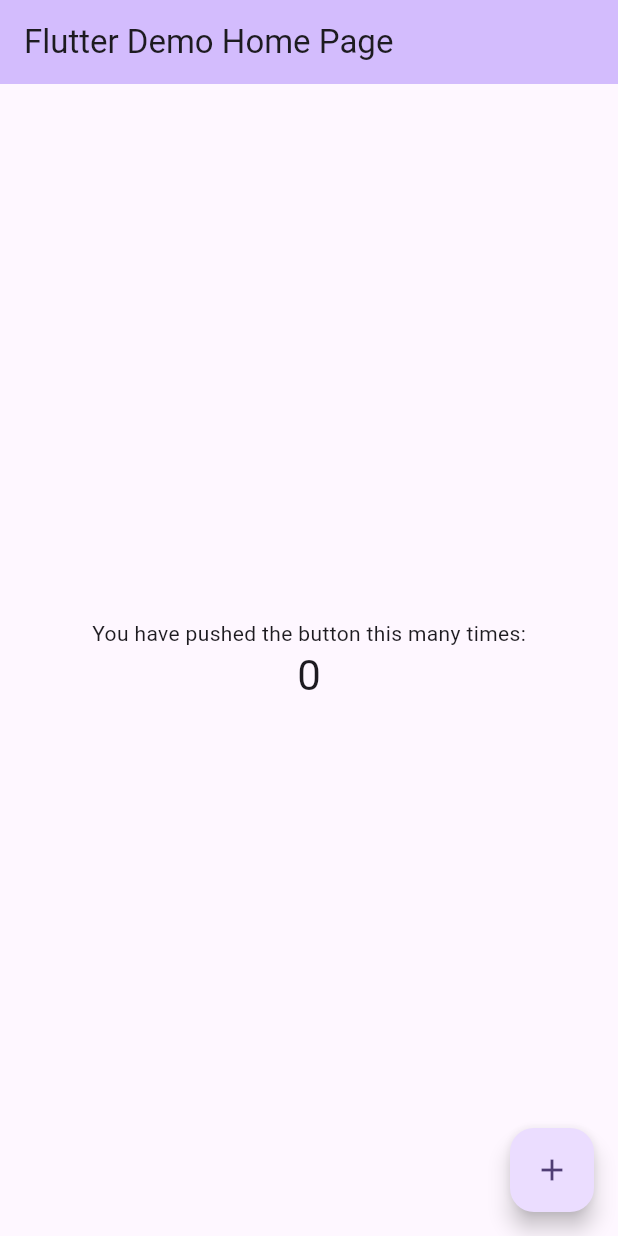
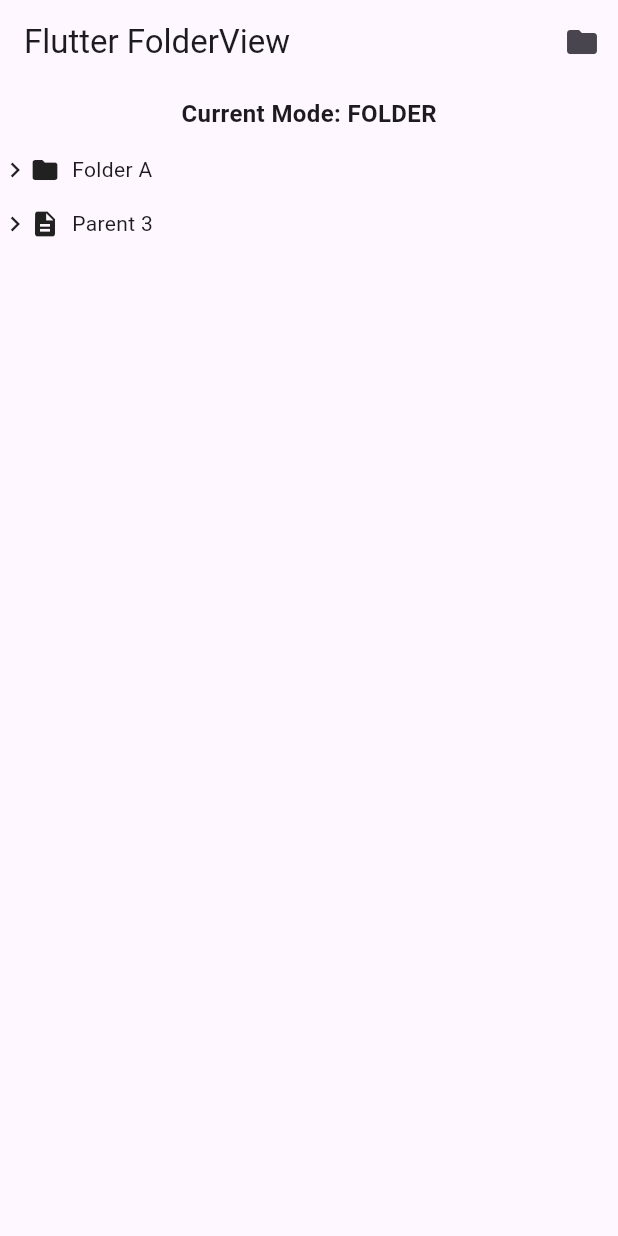
Before and after one commit to kihyun1998/flutter_folderview, a Flutter app: the screen it shows after launch, on a phone screen of 412 x 824 dp. Run offline on Flutter 3.47's test engine with Material 3 defaults, Android fonts, the phone set to English and light mode, and no system bars.

Commit message:
update: start init verison

```diff
--- a/example/lib/main.dart
+++ b/example/lib/main.dart
@@ -1,4 +1,5 @@
 import 'package:flutter/material.dart';
+import 'package:flutter_folderview/flutter_folderview.dart';
 
 void main() {
   runApp(const MyApp());
@@ -7,116 +8,166 @@ void main() {
 class MyApp extends StatelessWidget {
   const MyApp({super.key});
 
-  // This widget is the root of your application.
   @override
   Widget build(BuildContext context) {
     return MaterialApp(
-      title: 'Flutter Demo',
+      title: 'Flutter FolderView Demo',
       theme: ThemeData(
-        // This is the theme of your application.
-        //
-        // TRY THIS: Try running your application with "flutter run". You'll see
-        // the application has a purple toolbar. Then, without quitting the app,
-        // try changing the seedColor in the colorScheme below to Colors.green
-        // and then invoke "hot reload" (save your changes or press the "hot
-        // reload" button in a Flutter-supported IDE, or press "r" if you used
-        // the command line to start the app).
-        //
-        // Notice that the counter didn't reset back to zero; the application
-        // state is not lost during the reload. To reset the state, use hot
-        // restart instead.
-        //
-        // This works for code too, not just values: Most code changes can be
-        // tested with just a hot reload.
-        colorScheme: ColorScheme.fromSeed(seedColor: Colors.deepPurple),
+        primarySwatch: Colors.blue,
+        useMaterial3: true,
       ),
-      home: const MyHomePage(title: 'Flutter Demo Home Page'),
+      home: const MyHomePage(),
     );
   }
 }
 
 class MyHomePage extends StatefulWidget {
-  const MyHomePage({super.key, required this.title});
-
-  // This widget is the home page of your application. It is stateful, meaning
-  // that it has a State object (defined below) that contains fields that affect
-  // how it looks.
-
-  // This class is the configuration for the state. It holds the values (in this
-  // case the title) provided by the parent (in this case the App widget) and
-  // used by the build method of the State. Fields in a Widget subclass are
-  // always marked "final".
-
-  final String title;
+  const MyHomePage({super.key});
 
   @override
   State<MyHomePage> createState() => _MyHomePageState();
 }
 
 class _MyHomePageState extends State<MyHomePage> {
-  int _counter = 0;
+  ViewMode _currentMode = ViewMode.folder;
+  late List<Node<String>> _data;
 
-  void _incrementCounter() {
-    setState(() {
-      // This call to setState tells the Flutter framework that something has
-      // changed in this State, which causes it to rerun the build method below
-      // so that the display can reflect the updated values. If we changed
-      // _counter without calling setState(), then the build method would not be
-      // called again, and so nothing would appear to happen.
-      _counter++;
-    });
+  @override
+  void initState() {
+    super.initState();
+    _data = _generateMockData();
+  }
+
+  List<Node<String>> _generateMockData() {
+    // Structure:
+    // Folder A
+    //   - Parent 1
+    //     - Child 1.1
+    //     - Child 1.2
+    //   - Folder B
+    //     - Parent 2
+    //       - Child 2.1
+    // Parent 3 (Root level parent, visible in Tree Mode as root, and Folder Mode as root)
+    //   - Child 3.1
+
+    final child1_1 = Node<String>(id: 'c1.1', label: 'Child 1.1', type: NodeType.child);
+    final child1_2 = Node<String>(id: 'c1.2', label: 'Child 1.2', type: NodeType.child);
+
+    final parent1 = Node<String>(
+      id: 'p1',
+      label: 'Parent 1',
+      type: NodeType.parent,
+      children: [child1_1, child1_2]
+    );
+
+    final child2_1 = Node<String>(id: 'c2.1', label: 'Child 2.1', type: NodeType.child);
+    final parent2 = Node<String>(
+      id: 'p2',
+      label: 'Parent 2',
+      type: NodeType.parent,
+      children: [child2_1]
+    );
+
+    final folderB = Node<String>(
+      id: 'fB',
+      label: 'Folder B',
+      type: NodeType.folder,
+      children: [parent2]
+    );
+
+    final folderA = Node<String>(
+      id: 'fA',
+      label: 'Folder A',
+      type: NodeType.folder,
+      children: [parent1, folderB]
+    );
+
+    final child3_1 = Node<String>(id: 'c3.1', label: 'Child 3.1', type: NodeType.child);
+    final parent3 = Node<String>(
+      id: 'p3',
+      label: 'Parent 3',
+      type: NodeType.parent,
+      children: [child3_1]
+    );
+
+    // In a real scenario, you might have a flat list or a tree.
+    // Here we return the top-level nodes for Folder Mode.
+    // For Tree Mode, we might need to flatten or traverse to find all Parents if they are nested in folders.
+    // However, the requirement says:
+    // Tree Mode: Parent > Child. Parent of Parent is none.
+    // Folder Mode: Folder > ... > Parent > Child.
+
+    // If we pass this list to FolderView, the FolderView logic needs to handle the display.
+    // But wait, if 'Parent 1' is inside 'Folder A', it shouldn't be a root in Tree Mode if we just pass [Folder A, Parent 3].
+    // We need a way to get ALL parents for Tree Mode.
+
+    return [folderA, parent3];
+  }
+
+  // Helper to extract all parents for Tree Mode from the hierarchical data
+  List<Node<String>> _getAllParents(List<Node<String>> nodes) {
+    List<Node<String>> parents = [];
+    for (var node in nodes) {
+      if (node.type == NodeType.parent) {
+        parents.add(node);
+      }
+      if (node.children.isNotEmpty) {
+        parents.addAll(_getAllParents(node.children));
+      }
+    }
+    return parents;
   }
 
   @override
   Widget build(BuildContext context) {
-    // This method is rerun every time setState is called, for instance as done
-    // by the _incrementCounter method above.
-    //
-    // The Flutter framework has been optimized to make rerunning build methods
-    // fast, so that you can just rebuild anything that needs updating rather
-    // than having to individually change instances of widgets.
+    // Prepare data for the view
+    List<Node<String>> viewData;
+    if (_currentMode == ViewMode.tree) {
+      // In Tree Mode, we want all Parents to be at the root level.
+      // So we flatten the hierarchy to find all parents.
+      viewData = _getAllParents(_data);
+    } else {
+      // In Folder Mode, we use the hierarchy as is.
+      viewData = _data;
+    }
+
     return Scaffold(
       appBar: AppBar(
-        // TRY THIS: Try changing the color here to a specific color (to
-        // Colors.amber, perhaps?) and trigger a hot reload to see the AppBar
-        // change color while the other colors stay the same.
-        backgroundColor: Theme.of(context).colorScheme.inversePrimary,
-        // Here we take the value from the MyHomePage object that was created by
-        // the App.build method, and use it to set our appbar title.
-        title: Text(widget.title),
+        title: const Text('Flutter FolderView'),
+        actions: [
+          IconButton(
+            icon: Icon(_currentMode == ViewMode.folder ? Icons.folder : Icons.account_tree),
+            onPressed: () {
+              setState(() {
+                _currentMode = _currentMode == ViewMode.folder
+                    ? ViewMode.tree
+                    : ViewMode.folder;
+              });
+            },
+            tooltip: 'Switch to ${_currentMode == ViewMode.folder ? 'Tree' : 'Folder'} Mode',
+          ),
+        ],
       ),
-      body: Center(
-        // Center is a layout widget. It takes a single child and positions it
-        // in the middle of the parent.
-        child: Column(
-          // Column is also a layout widget. It takes a list of children and
-          // arranges them vertically. By default, it sizes itself to fit its
-          // children horizontally, and tries to be as tall as its parent.
-          //
-          // Column has various properties to control how it sizes itself and
-          // how it positions its children. Here we use mainAxisAlignment to
-          // center the children vertically; the main axis here is the vertical
-          // axis because Columns are vertical (the cross axis would be
-          // horizontal).
-          //
-          // TRY THIS: Invoke "debug painting" (choose the "Toggle Debug Paint"
-          // action in the IDE, or press "p" in the console), to see the
-          // wireframe for each widget.
-          mainAxisAlignment: MainAxisAlignment.center,
-          children: <Widget>[
-            const Text('You have pushed the button this many times:'),
-            Text(
-              '$_counter',
-              style: Theme.of(context).textTheme.headlineMedium,
+      body: Column(
+        children: [
+          Padding(
+            padding: const EdgeInsets.all(8.0),
+            child: Text(
+              'Current Mode: ${_currentMode.toString().split('.').last.toUpperCase()}',
+              style: const TextStyle(fontSize: 16, fontWeight: FontWeight.bold),
             ),
-          ],
-        ),
+          ),
+          Expanded(
+            child: FolderView<String>(
+              data: viewData,
+              mode: _currentMode,
+              onNodeTap: (node) {
+                print('Tapped: ${node.label} (${node.type})');
+              },
+            ),
+          ),
+        ],
       ),
-      floatingActionButton: FloatingActionButton(
-        onPressed: _incrementCounter,
-        tooltip: 'Increment',
-        child: const Icon(Icons.add),
-      ), // This trailing comma makes auto-formatting nicer for build methods.
     );
   }
 }
--- a/example/pubspec.yaml
+++ b/example/pubspec.yaml
@@ -2,7 +2,7 @@ name: example
 description: "A new Flutter project."
 # The following line prevents the package from being accidentally published to
 # pub.dev using `flutter pub publish`. This is preferred for private packages.
-publish_to: 'none' # Remove this line if you wish to publish to pub.dev
+publish_to: "none" # Remove this line if you wish to publish to pub.dev
 
 # The following defines the version and build number for your application.
 # A version number is three numbers separated by dots, like 1.2.43
@@ -30,6 +30,8 @@ environment:
 dependencies:
   flutter:
     sdk: flutter
+  flutter_folderview:
+    path: ../
 
   # The following adds the Cupertino Icons font to your application.
   # Use with the CupertinoIcons class for iOS style icons.
@@ -51,7 +53,6 @@ dev_dependencies:
 
 # The following section is specific to Flutter packages.
 flutter:
-
   # The following line ensures that the Material Icons font is
   # included with your application, so that you can use the icons in
   # the material Icons class.
--- a/lib/flutter_folderview.dart
+++ b/lib/flutter_folderview.dart
@@ -1,5 +1,4 @@
-/// A Calculator.
-class Calculator {
-  /// Returns [value] plus 1.
-  int addOne(int value) => value + 1;
-}
+library flutter_folderview;
+
+export 'models/node.dart';
+export 'widgets/folder_view.dart';
--- /dev/null
+++ b/lib/models/node.dart
@@ -0,0 +1,33 @@
+enum ViewMode {
+  tree,
+  folder,
+}
+
+enum NodeType {
+  folder,
+  parent,
+  child,
+}
+
+class Node<T> {
+  final String id;
+  final String label;
+  final NodeType type;
+  final T? data;
+  final List<Node<T>> children;
+  bool isExpanded;
+
+  Node({
+    required this.id,
+    required this.label,
+    required this.type,
+    this.data,
+    this.children = const [],
+    this.isExpanded = false,
+  });
+
+  /// Helper to check if this node can have children displayed in the current mode
+  bool get canExpand {
+    return children.isNotEmpty;
+  }
+}
--- /dev/null
+++ b/lib/widgets/folder_view.dart
@@ -0,0 +1,53 @@
+import 'package:flutter/material.dart';
+import '../models/node.dart';
+import 'node_widget.dart';
+
+class FolderView<T> extends StatefulWidget {
+  final List<Node<T>> data;
+  final ViewMode mode;
+  final Function(Node<T>)? onNodeTap;
+
+  const FolderView({
+    Key? key,
+    required this.data,
+    required this.mode,
+    this.onNodeTap,
+  }) : super(key: key);
+
+  @override
+  _FolderViewState<T> createState() => _FolderViewState<T>();
+}
+
+class _FolderViewState<T> extends State<FolderView<T>> {
+  @override
+  Widget build(BuildContext context) {
+    // Filter data based on mode
+    List<Node<T>> displayNodes = _getDisplayNodes();
+
+    return ListView.builder(
+      itemCount: displayNodes.length,
+      itemBuilder: (context, index) {
+        return NodeWidget<T>(
+          node: displayNodes[index],
+          mode: widget.mode,
+          onTap: widget.onNodeTap,
+        );
+      },
+    );
+  }
+
+  List<Node<T>> _getDisplayNodes() {
+    if (widget.mode == ViewMode.tree) {
+      // In Tree Mode, we only show Parent nodes at the root level (and their children when expanded)
+      // Assuming the input 'data' contains all root nodes.
+      // If the input data is mixed, we might need to filter.
+      // Based on requirements: "Tree mode: Parent > Child only. No Parent of Parent."
+      // So we expect the root list to contain Parent nodes.
+      return widget.data.where((n) => n.type == NodeType.parent).toList();
+    } else {
+      // In Folder Mode, we show Folders and Parents at the root level.
+      // "Folder mode: Folder > Parent > Child. Parent of Parent is Folder."
+      return widget.data.where((n) => n.type == NodeType.folder || n.type == NodeType.parent).toList();
+    }
+  }
+}
--- /dev/null
+++ b/lib/widgets/node_widget.dart
@@ -0,0 +1,90 @@
+import 'package:flutter/material.dart';
+import '../models/node.dart';
+
+class NodeWidget<T> extends StatefulWidget {
+  final Node<T> node;
+  final ViewMode mode;
+  final Function(Node<T>)? onTap;
+  final int level;
+
+  const NodeWidget({
+    Key? key,
+    required this.node,
+    required this.mode,
+    this.onTap,
+    this.level = 0,
+  }) : super(key: key);
+
+  @override
+  _NodeWidgetState<T> createState() => _NodeWidgetState<T>();
+}
+
+class _NodeWidgetState<T> extends State<NodeWidget<T>> {
+  @override
+  Widget build(BuildContext context) {
+    return Column(
+      crossAxisAlignment: CrossAxisAlignment.start,
+      children: [
+        _buildNodeTile(),
+        if (widget.node.isExpanded) _buildChildren(),
+      ],
+    );
+  }
+
+  Widget _buildNodeTile() {
+    // Indentation
+    double indent = widget.level * 20.0;
+
+    IconData icon;
+    if (widget.node.type == NodeType.folder) {
+      icon = widget.node.isExpanded ? Icons.folder_open : Icons.folder;
+    } else if (widget.node.type == NodeType.parent) {
+      icon = widget.mode == ViewMode.tree ? Icons.account_tree : Icons.description; // Example icons
+    } else {
+      icon = Icons.insert_drive_file;
+    }
+
+    return InkWell(
+      onTap: () {
+        if (widget.node.canExpand) {
+          setState(() {
+            widget.node.isExpanded = !widget.node.isExpanded;
+          });
+        }
+        widget.onTap?.call(widget.node);
+      },
+      child: Padding(
+        padding: EdgeInsets.only(left: indent, top: 8, bottom: 8, right: 8),
+        child: Row(
+          children: [
+            if (widget.node.canExpand)
+              Icon(
+                widget.node.isExpanded ? Icons.expand_more : Icons.chevron_right,
+                size: 20,
+              )
+            else
+              const SizedBox(width: 20),
+            Icon(icon, size: 20),
+            const SizedBox(width: 8),
+            Text(widget.node.label),
+          ],
+        ),
+      ),
+    );
+  }
+
+  Widget _buildChildren() {
+    // Filter children based on mode if necessary
+    // For now, assume children are correctly structured for the node type
+    return Column(
+      children: widget.node.children.map((child) {
+        return NodeWidget<T>(
+          node: child,
+          mode: widget.mode,
+          onTap: widget.onTap,
+          level: widget.level + 1,
+        );
+      }).toList(),
+    );
+  }
+}
```
Also changed, not shown: example/pubspec.lock, 1 other file.
